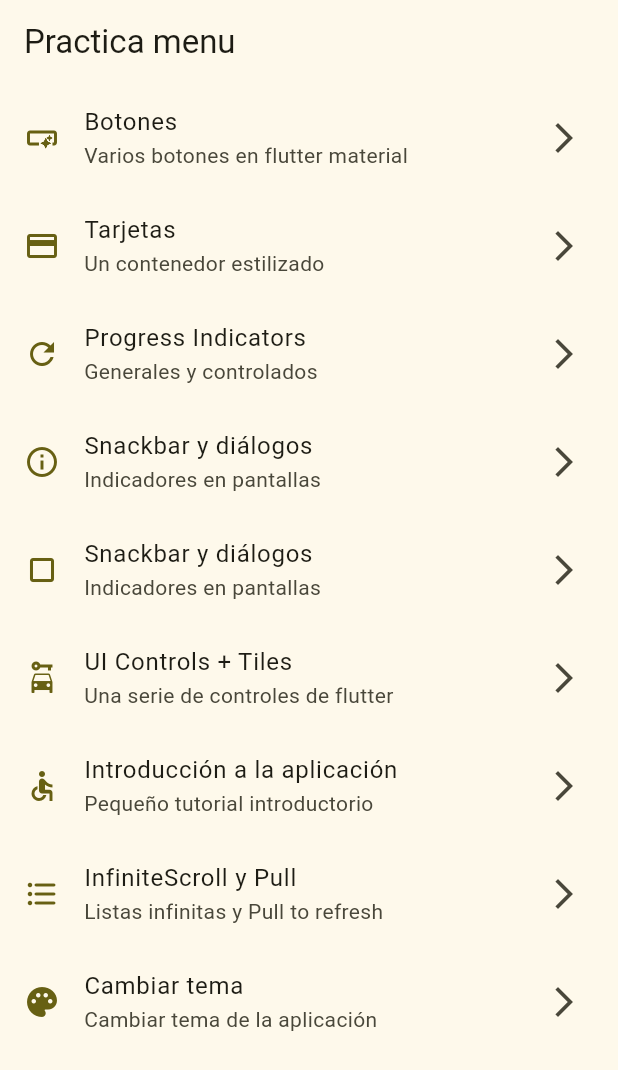
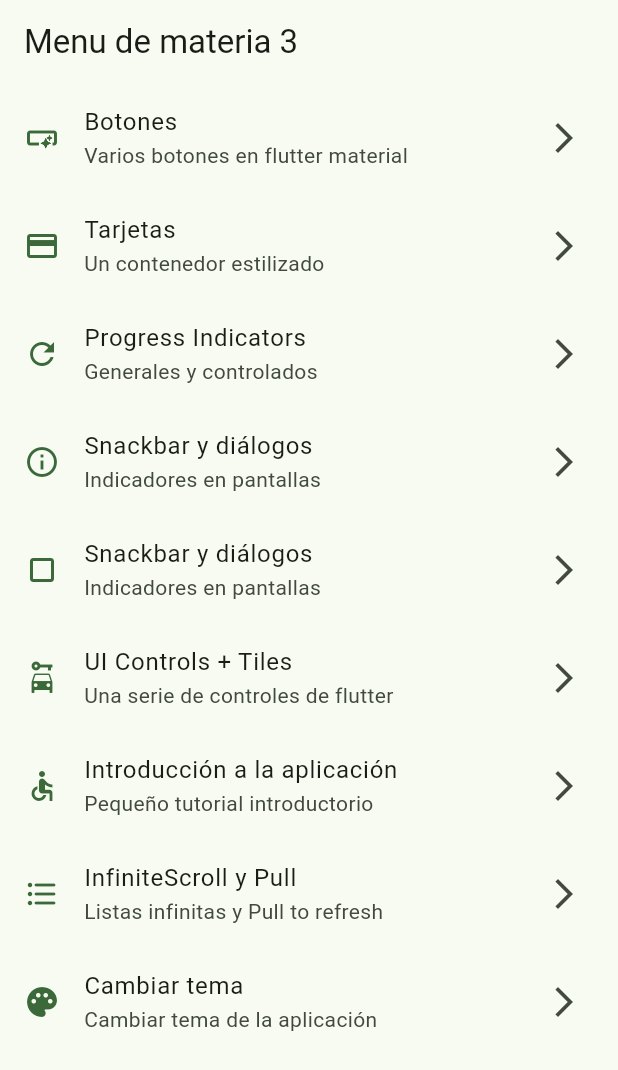
Before and after one commit to Palejandrachavez/practica3apmovil, a Flutter app: the screen it shows after launch, on a phone screen of 412 x 824 dp. Shown: the top 1070 px of the screen. Run offline on Flutter 3.47's test engine with Material 3 defaults, Android fonts, the phone set to English and light mode, and no system bars; our stand-ins replace go_router.

Commit message:
actualizacion 21/03/2024

```diff
--- a/lib/config/menu/menu_items.dart
+++ b/lib/config/menu/menu_items.dart
@@ -5,9 +5,11 @@ class MenuItem {
   final String subtitle;
   final String link;
   final IconData icon;
+  final String nameScreen;
 
   const MenuItem(
-      {required this.title,
+      {required this.nameScreen,
+      required this.title,
       required this.subtitle,
       required this.link,
       required this.icon});
@@ -18,45 +20,54 @@ const appMenuItems = <MenuItem>[
       title: 'Botones',
       subtitle: 'Varios botones en flutter material',
       link: '/buttons',
+      nameScreen: "ButtonScreen",
       icon: Icons.smart_button_outlined),
   MenuItem(
       title: 'Tarjetas',
       subtitle: 'Un contenedor estilizado',
       link: '/card',
+      nameScreen: "CardScreen",
       icon: Icons.credit_card),
   MenuItem(
       title: 'Progress Indicators',
       subtitle: 'Generales y controlados',
       link: '/progress',
-      icon: Icons.refresh),
+      icon: Icons.refresh,
+      nameScreen: ''),
   MenuItem(
       title: 'Snackbar y diálogos',
       subtitle: 'Indicadores en pantallas',
       link: '/snackbar',
-      icon: Icons.info_outline),
+      icon: Icons.info_outline,
+      nameScreen: ''),
   MenuItem(
       title: 'Snackbar y diálogos',
       subtitle: 'Indicadores en pantallas',
       link: '/dialog',
-      icon: Icons.crop_square),
+      icon: Icons.crop_square,
+      nameScreen: ''),
   MenuItem(
       title: 'UI Controls + Tiles',
       subtitle: 'Una serie de controles de flutter',
       link: '/uicontrols',
-      icon: Icons.car_rental),
+      icon: Icons.car_rental,
+      nameScreen: ''),
   MenuItem(
       title: 'Introducción a la aplicación',
       subtitle: 'Pequeño tutorial introductorio',
       link: '/introduccion',
-      icon: Icons.accessible),
+      icon: Icons.accessible,
+      nameScreen: ''),
   MenuItem(
       title: 'InfiniteScroll y Pull',
       subtitle: 'Listas infinitas y Pull to refresh',
       link: '/infinitescroll',
-      icon: Icons.format_list_bulleted_rounded),
+      icon: Icons.format_list_bulleted_rounded,
+      nameScreen: ''),
   MenuItem(
       title: 'Cambiar tema',
       subtitle: 'Cambiar tema de la aplicación',
       link: '/tema',
-      icon: Icons.palette)
+      icon: Icons.palette,
+      nameScreen: '')
 ];
--- /dev/null
+++ b/lib/config/routers/router.dart
@@ -0,0 +1,22 @@
+import 'package:go_router/go_router.dart';
+import 'package:practica3apmovil/presentation/screens/buttons/ButtonScreen.dart';
+import 'package:practica3apmovil/presentation/screens/cards/CardScreen.dart';
+import 'package:practica3apmovil/presentation/screens/home/home.dart';
+
+final appRouter =
+    GoRouter(debugLogDiagnostics: true, initialLocation: '/', routes: [
+  GoRoute(
+    path: '/',
+    name: const HomeScreen().nameScreen,
+    builder: (context, state) => const HomeScreen(),
+  ),
+  GoRoute(
+      path: '/buttons',
+      name: const ButtonScreen().nameScreen,
+      builder: (context, state) => const ButtonScreen()),
+  GoRoute(
+    path: '/card',
+    name: const CardScreen().nameScreen,
+    builder: (context, state) => const CardScreen(),
+  )
+]);
--- a/lib/main.dart
+++ b/lib/main.dart
@@ -1,6 +1,6 @@
 import 'package:flutter/material.dart';
+import 'package:practica3apmovil/config/routers/router.dart';
 import 'package:practica3apmovil/config/theme/app_theme.dart';
-import 'package:practica3apmovil/presentation/screens/home/home.dart';
 
 void main() {
   runApp(const MainApp());
@@ -11,10 +11,10 @@ class MainApp extends StatelessWidget {
 
   @override
   Widget build(BuildContext context) {
-    return MaterialApp(
+    return MaterialApp.router(
       debugShowCheckedModeBanner: false,
-      theme: Apptheme(selectedColor: 2).getTheme(),
-      home: const HomeScreen(),
+      theme: Apptheme(selectedColor: 5).getTheme(),
+      routerConfig: appRouter,
     );
   }
 }
--- a/lib/presentation/screens/home/home.dart
+++ b/lib/presentation/screens/home/home.dart
@@ -4,12 +4,13 @@ import 'package:practica3apmovil/presentation/screens/home/witdgets/CustomListTi
 
 class HomeScreen extends StatelessWidget {
   const HomeScreen({super.key});
+  final String nameScreen = "HomeScreen";
 
   @override
   Widget build(BuildContext context) {
     return Scaffold(
       appBar: AppBar(
-        title: const Text("Practica menu"),
+        title: const Text("Menu de materia 3"),
       ),
       body: const _HomeView(),
     );
--- a/lib/presentation/screens/home/witdgets/CustomListTitle.dart
+++ b/lib/presentation/screens/home/witdgets/CustomListTitle.dart
@@ -1,4 +1,5 @@
 import 'package:flutter/material.dart';
+import 'package:go_router/go_router.dart';
 import 'package:practica3apmovil/config/menu/menu_items.dart';
 
 class CustomListTitle extends StatelessWidget {
@@ -15,7 +16,7 @@ class CustomListTitle extends StatelessWidget {
       title: Text(item.title),
       subtitle: Text(item.subtitle),
       onTap: () {
-        print('Llamado de la liga a donde ir ${item.link}');
+        context.pushNamed(item.nameScreen);
       },
     );
   }
--- a/pubspec.yaml
+++ b/pubspec.yaml
@@ -9,11 +9,12 @@ environment:
 dependencies:
   flutter:
     sdk: flutter
+  go_router: ^13.2.1
 
 dev_dependencies:
+  flutter_lints: ^3.0.0
   flutter_test:
     sdk: flutter
-  flutter_lints: ^3.0.0
 
 flutter:
   uses-material-design: true
```
Also changed, not shown: lib/presentation/screens/buttons/ButtonScreen.dart (added, +16 -0 lines), lib/presentation/screens/cards/CardScreen.dart (added, +17 -0 lines), pubspec.lock.
